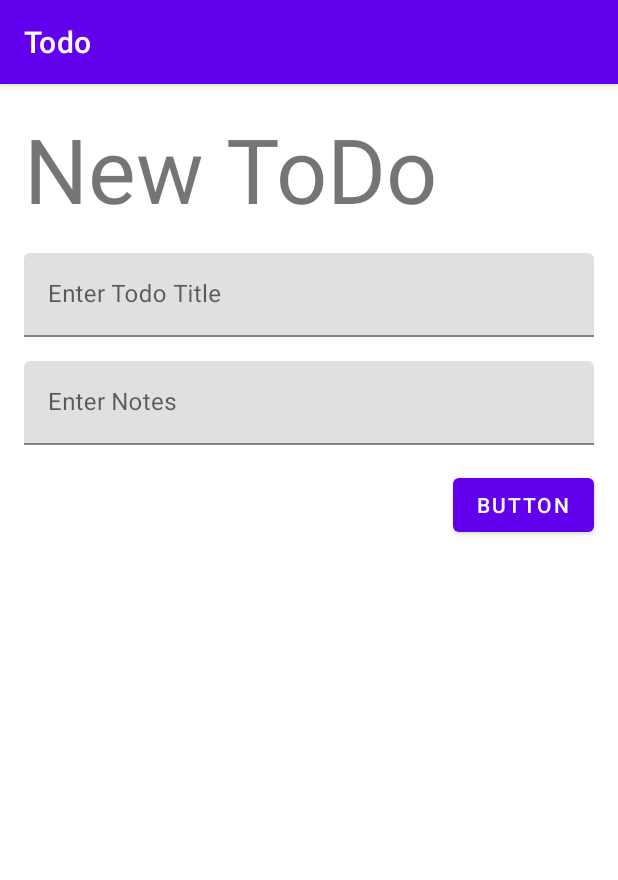
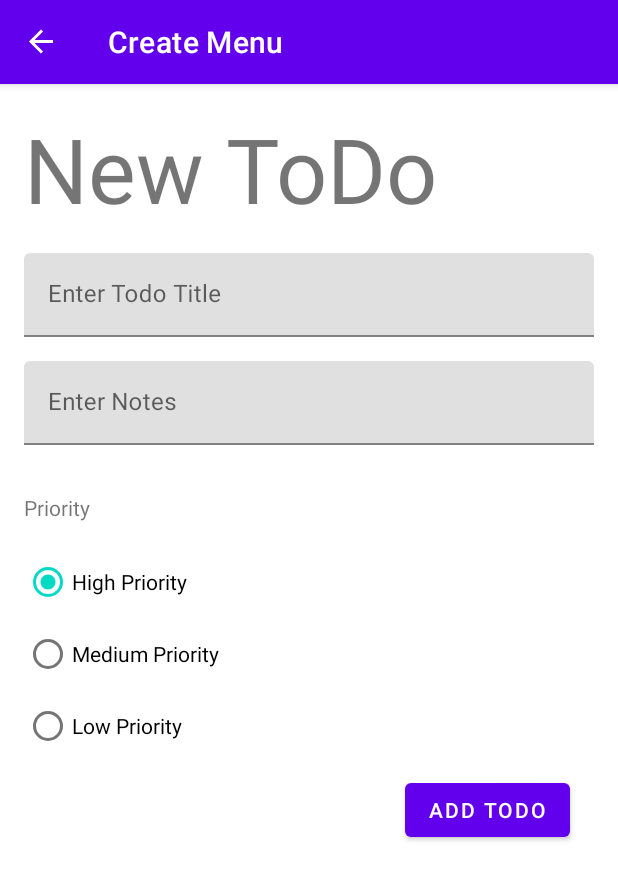
Before and after one commit to s160419164/week8, an Android app: the CreateTodoFragment screen opened through its navigation route, on a phone screen of 412 x 824 dp. Shown: the top 880 px of the screen. Run offline under Robolectric (Android 15) with nearby library versions, the phone set to English and light mode, and no system bars; our stand-ins replace Room's generated code, navigation-ui.

Commit message:
week 8 version 3

```diff
--- a/app/src/main/java/com/ubaya/todo/view/MainActivity.kt
+++ b/app/src/main/java/com/ubaya/todo/view/MainActivity.kt
@@ -2,11 +2,23 @@ package com.ubaya.todo.view
 
 import androidx.appcompat.app.AppCompatActivity
 import android.os.Bundle
+import androidx.navigation.NavController
+import androidx.navigation.fragment.NavHostFragment
+import androidx.navigation.ui.NavigationUI
 import com.ubaya.todo.R
 
 class MainActivity : AppCompatActivity() {
+
+    private lateinit var navController: NavController
     override fun onCreate(savedInstanceState: Bundle?) {
         super.onCreate(savedInstanceState)
         setContentView(R.layout.activity_main)
+
+        navController = (supportFragmentManager.findFragmentById(R.id.fragmentHost) as NavHostFragment).navController
+        NavigationUI.setupActionBarWithNavController(this, navController)
     }
+    override fun onSupportNavigateUp(): Boolean {
+        return NavigationUI.navigateUp(navController,null)
+    }
+
 }
--- a/app/src/main/java/com/ubaya/todo/viewmodel/ListTodoViewModel.kt
+++ b/app/src/main/java/com/ubaya/todo/viewmodel/ListTodoViewModel.kt
@@ -4,6 +4,7 @@ import android.app.Application
 import androidx.lifecycle.AndroidViewModel
 import androidx.lifecycle.MutableLiveData
 import androidx.room.Room
+import com.ubaya.todo.Util.buildDb
 import com.ubaya.todo.model.Todo
 import com.ubaya.todo.model.TodoDatabase
 import kotlinx.coroutines.CoroutineScope
@@ -35,11 +36,12 @@ class ListTodoViewModel (application:Application) :AndroidViewModel(application)
 
     fun clearTask(todo: Todo) {
         launch {
-            val db = Room.databaseBuilder(
+            /*val db = Room.databaseBuilder(
                 getApplication(),
                 TodoDatabase::class.java, "newtododb").build()
+            */
+            val db = buildDb(getApplication())
             db.todoDao().deleteTodo(todo)
-
             todoLD.value = db.todoDao().selectAllTodo()
         }
     }
--- a/app/src/main/res/layout/fragment_create_todo.xml
+++ b/app/src/main/res/layout/fragment_create_todo.xml
@@ -11,7 +11,7 @@
         android:layout_height="match_parent">
 
         <TextView
-            android:id="@+id/textView"
+            android:id="@+id/txtJudulTodo"
             android:layout_width="wrap_content"
             android:layout_height="wrap_content"
             android:layout_marginStart="16dp"
@@ -30,7 +30,7 @@
             android:layout_marginEnd="16dp"
             app:layout_constraintEnd_toEndOf="parent"
             app:layout_constraintStart_toStartOf="parent"
-            app:layout_constraintTop_toBottomOf="@+id/textView">
+            app:layout_constraintTop_toBottomOf="@+id/txtJudulTodo">
 
             <com.google.android.material.textfield.TextInputEditText
                 android:id="@+id/txtTitle"
@@ -62,9 +62,52 @@
             android:id="@+id/btnAdd"
             android:layout_width="wrap_content"
             android:layout_height="wrap_content"
+            android:layout_marginTop="8dp"
+            android:layout_marginEnd="16dp"
+            android:text="add todo"
+            app:layout_constraintEnd_toEndOf="@+id/textInputLayout2"
+            app:layout_constraintTop_toBottomOf="@+id/radioGroupPriority" />
+
+        <RadioGroup
+            android:id="@+id/radioGroupPriority"
+            android:layout_width="wrap_content"
+            android:layout_height="wrap_content"
+            android:layout_marginStart="16dp"
             android:layout_marginTop="16dp"
-            android:text="Button"
-            app:layout_constraintEnd_toEndOf="@+id/textInputLayout2"
+            app:layout_constraintStart_toStartOf="parent"
+            app:layout_constraintTop_toBottomOf="@+id/textView2">
+
+            <RadioButton
+                android:id="@+id/radioHigh"
+                android:layout_width="match_parent"
+                android:layout_height="wrap_content"
+                android:checked="true"
+                android:tag="3"
+                android:text="High Priority" />
+
+            <RadioButton
+                android:id="@+id/radioMedium"
+                android:layout_width="match_parent"
+                android:layout_height="wrap_content"
+                android:tag="2"
+                android:text="Medium Priority" />
+
+            <RadioButton
+                android:id="@+id/radioLow"
+                android:layout_width="match_parent"
+                android:layout_height="wrap_content"
+                android:tag="1"
+                android:text="Low Priority" />
+        </RadioGroup>
+
+        <TextView
+            android:id="@+id/textView2"
+            android:layout_width="wrap_content"
+            android:layout_height="wrap_content"
+            android:layout_marginStart="16dp"
+            android:layout_marginTop="32dp"
+            android:text="Priority"
+            app:layout_constraintStart_toStartOf="parent"
             app:layout_constraintTop_toBottomOf="@+id/textInputLayout2" />
 
     </androidx.constraintlayout.widget.ConstraintLayout>
--- a/app/src/main/res/navigation/navigation_main.xml
+++ b/app/src/main/res/navigation/navigation_main.xml
@@ -15,10 +15,23 @@
             app:destination="@id/createTodoFragment"
             app:enterAnim="@android:anim/fade_in"
             app:exitAnim="@android:anim/fade_out" />
+        <action
+            android:id="@+id/actionEditTodoFragment"
+            app:destination="@id/editTodoFragment"
+            app:enterAnim="@android:anim/fade_in"
+            app:exitAnim="@android:anim/fade_out" />
     </fragment>
     <fragment
         android:id="@+id/createTodoFragment"
         android:name="com.ubaya.todo.view.CreateTodoFragment"
         android:label="Create Menu"
         tools:layout="@layout/fragment_create_todo" />
+    <fragment
+        android:id="@+id/editTodoFragment"
+        android:name="com.ubaya.todo.view.EditTodoFragment"
+        android:label="EditTodoFragment" >
+        <argument
+            android:name="uuid"
+            app:argType="integer" />
+    </fragment>
 </navigation>
```
Also changed, not shown: app/src/main/java/com/ubaya/todo/Util/Util.kt (added, +13 -0 lines), app/src/main/java/com/ubaya/todo/view/EditTodoFragment.kt (added, +39 -0 lines), app/src/main/java/com/ubaya/todo/view/TodoListAdapter.kt (+11 -0 lines), app/src/main/java/com/ubaya/todo/viewmodel/DetailTodoViewModel.kt (+13 -2 lines).
